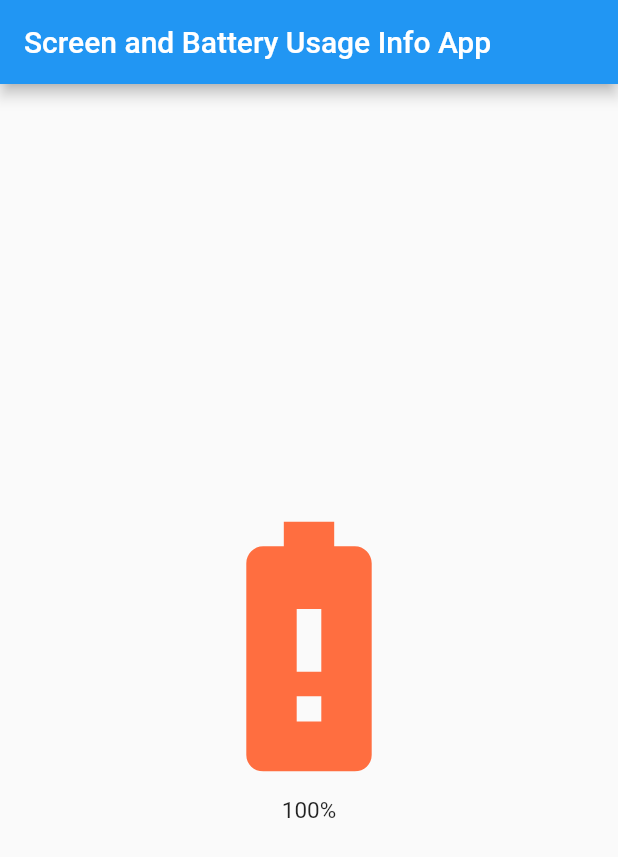
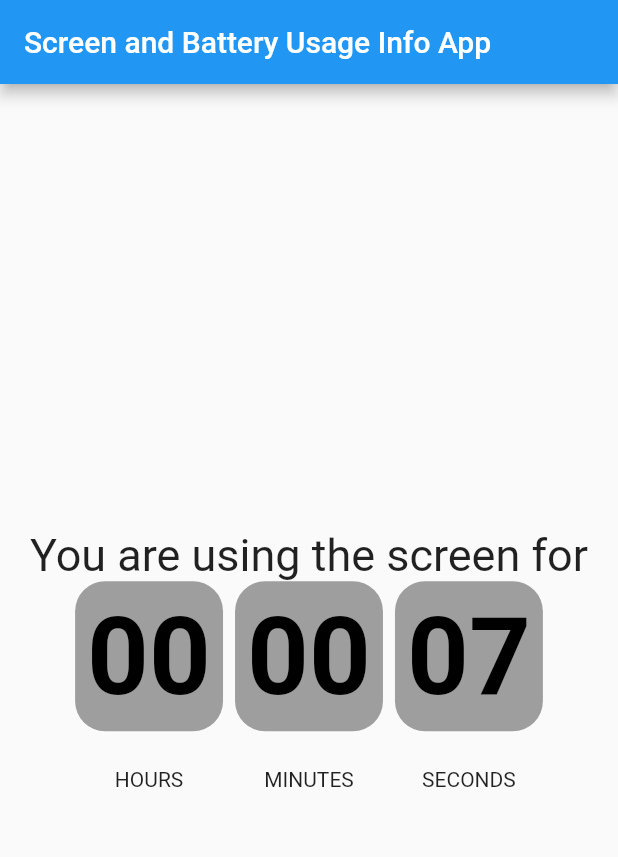
Before and after one commit to karakoc49/screen_usage_app, a Flutter app: the screen it shows after launch, on a phone screen of 412 x 824 dp. Shown: the top 857 px of the screen. Run offline on Flutter 3.47's test engine with Material 2 defaults, Android fonts, the phone set to English and light mode, and no system bars; missing offline and left inert: screen_state.

Commit message:
first commit

```diff
--- a/lib/enums.dart
+++ /dev/null
@@ -1,9 +0,0 @@
-enum BatteryState {
-  full,
-
-  charging,
-
-  discharging,
-
-  unknown
-}
--- a/lib/main.dart
+++ b/lib/main.dart
@@ -1,7 +1,6 @@
 import 'dart:async';
-
+import 'package:flutter/cupertino.dart';
 import 'package:flutter/material.dart';
-import 'package:battery_plus/battery_plus.dart';
 import 'package:screen_state/screen_state.dart';
 
 void main() => runApp(const MyApp());
@@ -39,74 +38,139 @@ class AnaEkran extends StatefulWidget {
   _AnaEkranState createState() => _AnaEkranState();
 }
 
+class ScreenStateEventEntry {
+  ScreenStateEvent event;
+  DateTime? time;
+
+  ScreenStateEventEntry(this.event) {
+    time = DateTime.now();
+  }
+}
+
 class _AnaEkranState extends State<AnaEkran> {
-  var battery = Battery();
-  int percentage = 0;
-  late Timer timer;
-  BatteryState batteryState = BatteryState.full;
-  late StreamSubscription streamSubscription;
+  Screen _screen = Screen();
+  late StreamSubscription<ScreenStateEvent> _subscription;
+  bool started = false;
+  List<ScreenStateEventEntry> _log = [];
+  static const countdownDuration = Duration(hours: 3, minutes: 0, seconds: 0);
+  Duration duration = Duration();
+  Timer? timer;
 
-  @override
+  bool isCountdown = false;
+
   void initState() {
-    // TODO: implement initState
     super.initState();
-    getBatteryPercentage();
-    getBatteryState();
+    initPlatformState();
+    startTimer();
+    reset();
+  }
 
-    timer = Timer.periodic(Duration(seconds: 5), (timer) {
-      getBatteryPercentage();
+  Future<void> initPlatformState() async {
+    startListening();
+  }
+
+  void onData(ScreenStateEvent event) {
+    setState(() {
+      _log.add(ScreenStateEventEntry(event));
+    });
+    print(event);
+    if (event == 'SCREEN_ON') {
+      startTimer();
+    } else if (event == 'SCREEN_OFF') {
+      stopTimer();
+    }
+  }
+
+  void startListening() {
+    try {
+      _subscription = _screen.screenStateStream!.listen(onData);
+      setState(() => started = true);
+    } on ScreenStateException catch (exception) {
+      print(exception);
+    }
+  }
+
+  void reset() {
+    if (isCountdown) {
+      setState(() {
+        duration = countdownDuration;
+      });
+    } else {
+      setState(() {
+        duration = Duration();
+      });
+    }
+  }
+
+  void addTime() {
+    final addSeconds = isCountdown ? -1 : 1;
+
+    setState(() {
+      final seconds = duration.inSeconds + addSeconds;
+
+      if (seconds < 0) {
+        timer?.cancel();
+      } else {
+        duration = Duration(seconds: seconds);
+      }
     });
   }
 
-  void getBatteryPercentage() async {
-    final level = await battery.batteryLevel;
-    percentage = level;
-
-    setState(() {});
+  void startTimer() {
+    timer = Timer.periodic(Duration(seconds: 1), (_) => addTime());
   }
 
-  void getBatteryState() async {
-    streamSubscription = battery.onBatteryStateChanged.listen((state) {
-      batteryState = state;
-      setState(() {});
-    });
+  void stopTimer({bool resets = true}) {
+    if (resets) {
+      reset();
+
+      setState(() {
+        timer?.cancel();
+      });
+    }
   }
 
-  Widget Buildbattery(BatteryState state) {
-    switch (state) {
-      case BatteryState.full:
-        return Container(
-          width: 200,
-          height: 200,
-          child: Icon(
-            Icons.battery_full,
-            size: 200,
-            color: Colors.green,
+  Widget buildTime() {
+    String twoDigits(int n) => n.toString().padLeft(2, '0');
+    final hours = twoDigits(duration.inHours);
+    final minutes = twoDigits(duration.inMinutes.remainder(60));
+    final seconds = twoDigits(duration.inSeconds.remainder(60));
+
+    return Row(
+      mainAxisAlignment: MainAxisAlignment.center,
+      children: [
+        buildTimeCard(time: hours, header: 'HOURS'),
+        const SizedBox(width: 8),
+        buildTimeCard(time: minutes, header: 'MINUTES'),
+        const SizedBox(width: 8),
+        buildTimeCard(time: seconds, header: 'SECONDS'),
+      ],
+    );
+  }
+
+  Widget buildTimeCard({required String time, required String header}) =>
+      Column(
+        mainAxisAlignment: MainAxisAlignment.center,
+        children: [
+          Container(
+            padding: EdgeInsets.all(8),
+            decoration: BoxDecoration(
+              color: Colors.grey,
+              borderRadius: BorderRadius.circular(20),
+            ),
+            child: Text(
+              time,
+              style: TextStyle(
+                fontWeight: FontWeight.bold,
+                color: Colors.black,
+                fontSize: 72,
+              ),
+            ),
           ),
-        );
-      case BatteryState.charging:
-        return Container(
-          width: 200,
-          height: 200,
-          child: Icon(
-            Icons.battery_charging_full,
-            size: 200,
-            color: Colors.blue,
-          ),
-        );
-      case BatteryState.discharging:
-      default:
-        return Container(
-          width: 200,
-          height: 200,
-          child: Icon(
-            Icons.battery_alert,
-            size: 200,
-            color: Colors.deepOrangeAccent,
-          ),
-        );
-    }
-  }
+          const SizedBox(height: 24),
+          Text(header),
+        ],
+      );
 
   @override
   Widget build(BuildContext context) {
@@ -115,11 +179,11 @@ class _AnaEkranState extends State<AnaEkran> {
         child: Column(
           mainAxisAlignment: MainAxisAlignment.center,
           children: [
-            Buildbattery(batteryState),
             Text(
-              "$percentage%",
-              style: TextStyle(fontSize: 15),
+              "You are using the screen for",
+              style: TextStyle(fontSize: 30),
             ),
+            buildTime(),
           ],
         ),
       ),
--- a/pubspec.yaml
+++ b/pubspec.yaml
@@ -34,7 +34,6 @@ dependencies:
   # The following adds the Cupertino Icons font to your application.
   # Use with the CupertinoIcons class for iOS style icons.
   cupertino_icons: ^1.0.2
-  battery_plus:
   screen_state: ^2.0.0
 
 dev_dependencies:
```
Also changed, not shown: pubspec.lock.
